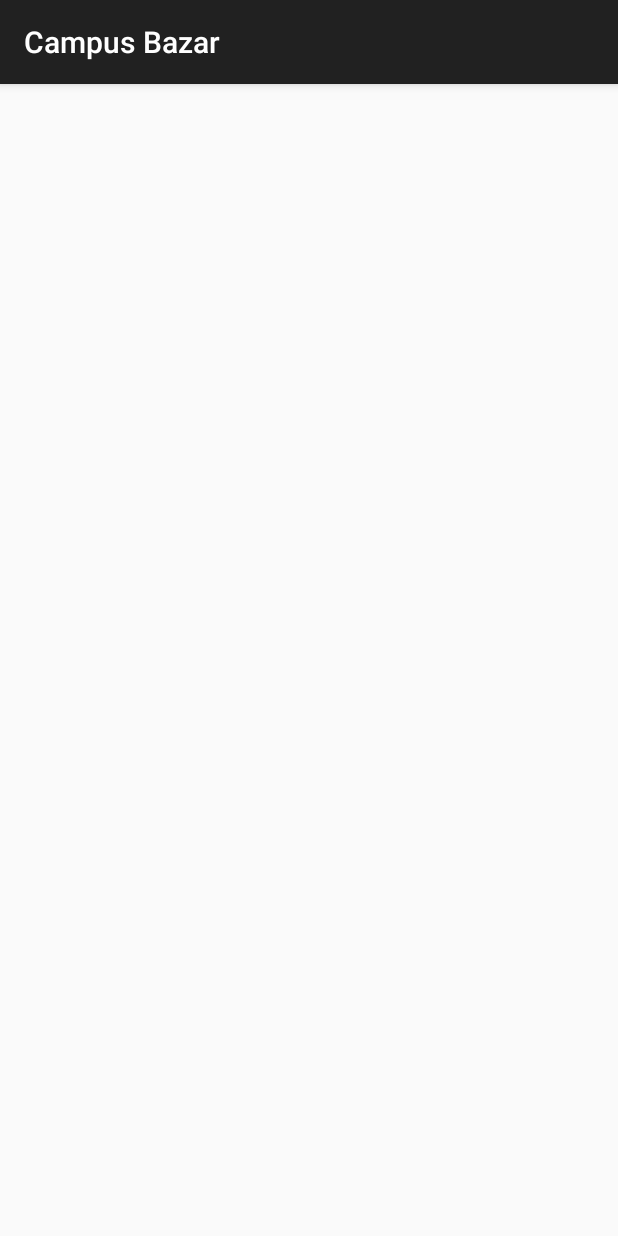
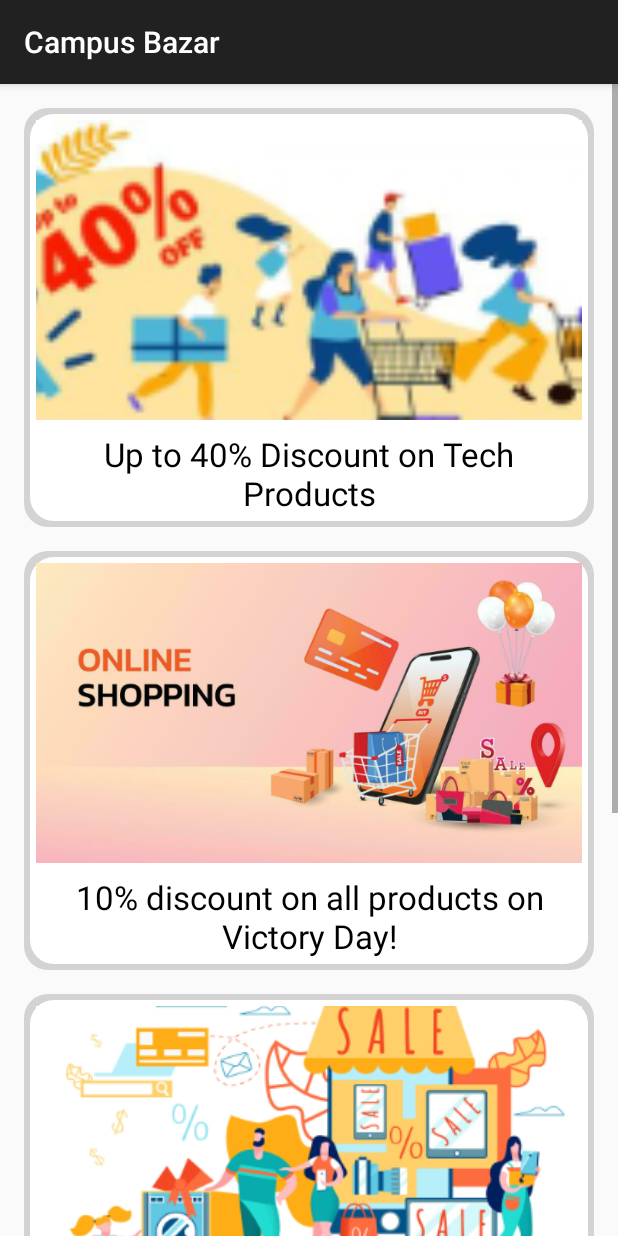
Before and after one commit to KaziRifatAlMuin/Campus-Bazar_Ecommerce-App-Project, an Android app: the fragment OffersFragment shown on its own in the app's theme, on a phone screen of 412 x 824 dp. Run offline under Robolectric (Android 15) with nearby library versions, the phone set to English and light mode, and no system bars.

Commit message:
Offers Added

```diff
--- a/app/src/main/java/com/rifat/campusbazar/OffersFragment.java
+++ b/app/src/main/java/com/rifat/campusbazar/OffersFragment.java
@@ -1,13 +1,16 @@
 package com.rifat.campusbazar;
 
+import android.content.Intent;
 import android.os.Bundle;
 import android.view.LayoutInflater;
 import android.view.View;
 import android.view.ViewGroup;
+
+import androidx.annotation.NonNull;
+import androidx.annotation.Nullable;
 import androidx.fragment.app.Fragment;
 import androidx.lifecycle.ViewModelProvider;
-import androidx.recyclerview.widget.LinearLayoutManager;
-import androidx.recyclerview.widget.RecyclerView;
+
 import com.rifat.campusbazar.databinding.FragmentOffersBinding;
 
 public class OffersFragment extends Fragment {
@@ -16,13 +19,31 @@ public class OffersFragment extends Fragment {
     private OffersViewModel viewModel;
 
     @Override
-    public View onCreateView(LayoutInflater inflater, ViewGroup container, Bundle savedInstanceState) {
+    public View onCreateView(@NonNull LayoutInflater inflater, ViewGroup container, Bundle savedInstanceState) {
         viewModel = new ViewModelProvider(this).get(OffersViewModel.class);
         binding = FragmentOffersBinding.inflate(inflater, container, false);
 
-        RecyclerView recyclerView = binding.offersList;
-        recyclerView.setLayoutManager(new LinearLayoutManager(getContext()));
+        setupClickListeners();
 
         return binding.getRoot();
     }
+
+    private void setupClickListeners() {
+        binding.banner1.setOnClickListener(v -> navigateToHomeActivity("Offer 1"));
+        binding.banner2.setOnClickListener(v -> navigateToHomeActivity("Offer 2"));
+        binding.banner3.setOnClickListener(v -> navigateToHomeActivity("Offer 3"));
+        binding.banner4.setOnClickListener(v -> navigateToHomeActivity("Offer 4"));
+    }
+
+    private void navigateToHomeActivity(String offerDetails) {
+        Intent intent = new Intent(getActivity(), HomeActivity.class);
+        intent.putExtra("offerDetails", offerDetails);
+        startActivity(intent);
+    }
+
+    @Override
+    public void onDestroyView() {
+        super.onDestroyView();
+        binding = null;
+    }
 }
--- /dev/null
+++ b/app/src/main/res/drawable/offer_background.xml
@@ -0,0 +1,19 @@
+<?xml version="1.0" encoding="utf-8"?>
+<layer-list xmlns:android="http://schemas.android.com/apk/res/android">
+
+    <!-- Shadow Effect -->
+    <item>
+        <shape android:shape="rectangle">
+            <corners android:radius="16dp" />
+            <solid android:color="#D3D3D3" />
+        </shape>
+    </item>
+
+    <!-- Background with Rounded Corners -->
+    <item android:top="4dp" android:left="4dp" android:right="4dp" android:bottom="4dp">
+        <shape android:shape="rectangle">
+            <corners android:radius="16dp" />
+            <solid android:color="@android:color/white" />
+        </shape>
+    </item>
+</layer-list>
--- a/app/src/main/res/layout/fragment_offers.xml
+++ b/app/src/main/res/layout/fragment_offers.xml
@@ -1,15 +1,127 @@
 <?xml version="1.0" encoding="utf-8"?>
-<androidx.constraintlayout.widget.ConstraintLayout xmlns:android="http://schemas.android.com/apk/res/android"
+<ScrollView xmlns:android="http://schemas.android.com/apk/res/android"
     xmlns:app="http://schemas.android.com/apk/res-auto"
     xmlns:tools="http://schemas.android.com/tools"
     android:layout_width="match_parent"
     android:layout_height="match_parent"
-    tools:context=".ui.offers.OffersFragment">
+    tools:context=".OffersFragment">
 
-    <androidx.recyclerview.widget.RecyclerView
-        android:id="@+id/offers_list"
+    <LinearLayout
         android:layout_width="match_parent"
-        android:layout_height="match_parent"
-        app:layout_constraintTop_toTopOf="parent"
-        app:layout_constraintBottom_toBottomOf="parent" />
-</androidx.constraintlayout.widget.ConstraintLayout>
+        android:layout_height="wrap_content"
+        android:orientation="vertical"
+        android:padding="16dp">
+
+        <!-- Offer 1 -->
+        <LinearLayout
+            android:layout_width="match_parent"
+            android:layout_height="wrap_content"
+            android:orientation="vertical"
+            android:layout_marginBottom="16dp"
+            android:background="@drawable/offer_background"
+            android:padding="8dp">
+
+            <ImageView
+                android:id="@+id/banner1"
+                android:layout_width="match_parent"
+                android:layout_height="200dp"
+                android:scaleType="centerCrop"
+                android:src="@mipmap/offer1"
+                android:contentDescription="Offer 1" />
+
+            <TextView
+                android:id="@+id/offer_title1"
+                android:layout_width="match_parent"
+                android:layout_height="wrap_content"
+                android:layout_marginTop="8dp"
+                android:text="Up to 40% Discount on Tech Products"
+                android:textAppearance="@style/TextAppearance.AppCompat.Large"
+                android:textAlignment="center"
+                android:textColor="@color/black" />
+        </LinearLayout>
+
+        <!-- Offer 2 -->
+        <LinearLayout
+            android:layout_width="match_parent"
+            android:layout_height="wrap_content"
+            android:orientation="vertical"
+            android:layout_marginBottom="16dp"
+            android:background="@drawable/offer_background"
+            android:padding="8dp">
+
+            <ImageView
+                android:id="@+id/banner2"
+                android:layout_width="match_parent"
+                android:layout_height="200dp"
+                android:scaleType="centerCrop"
+                android:src="@mipmap/offer2"
+                android:contentDescription="Offer 2" />
+
+            <TextView
+                android:id="@+id/offer_title2"
+                android:layout_width="match_parent"
+                android:layout_height="wrap_content"
+                android:layout_marginTop="8dp"
+                android:text="10% discount on all products on Victory Day!"
+                android:textAppearance="@style/TextAppearance.AppCompat.Large"
+                android:textAlignment="center"
+                android:textColor="@color/black" />
+        </LinearLayout>
+
+        <!-- Offer 3 -->
+        <LinearLayout
+            android:layout_width="match_parent"
+            android:layout_height="wrap_content"
+            android:orientation="vertical"
+            android:layout_marginBottom="16dp"
+            android:background="@drawable/offer_background"
+            android:padding="8dp">
+
+            <ImageView
+                android:id="@+id/banner3"
+                android:layout_width="match_parent"
+                android:layout_height="200dp"
+                android:scaleType="centerCrop"
+                android:src="@mipmap/offer3"
+                android:contentDescription="Offer 3" />
+
+            <TextView
+                android:id="@+id/offer_title3"
+                android:layout_width="match_parent"
+                android:layout_height="wrap_content"
+                android:layout_marginTop="8dp"
+                android:text="Big Sale and Combo Offers on T-shirts"
+                android:textAppearance="@style/TextAppearance.AppCompat.Large"
+                android:textAlignment="center"
+                android:textColor="@color/black" />
+        </LinearLayout>
+
+        <!-- Offer 4 -->
+        <LinearLayout
+            android:layout_width="match_parent"
+            android:layout_height="wrap_content"
+            android:orientation="vertical"
+            android:layout_marginBottom="16dp"
+            android:background="@drawable/offer_background"
+            android:padding="8dp">
+
+            <ImageView
+                android:id="@+id/banner4"
+                android:layout_width="match_parent"
+                android:layout_height="200dp"
+                android:scaleType="centerCrop"
+                android:src="@mipmap/offer4"
+                android:contentDescription="Offer 4" />
+
+            <TextView
+                android:id="@+id/offer_title4"
+                android:layout_width="match_parent"
+                android:layout_height="wrap_content"
+                android:layout_marginTop="8dp"
+                android:text="Upto 50% Discount on Bundle Equipment Package!"
+                android:textAppearance="@style/TextAppearance.AppCompat.Large"
+                android:textAlignment="center"
+                android:textColor="@color/black" />
+        </LinearLayout>
+    </LinearLayout>
+</ScrollView>
```
Also changed, not shown: app/src/main/res/mipmap-xxxhdpi/offer1.jpg, app/src/main/res/mipmap-xxxhdpi/offer4.jpg (added).
